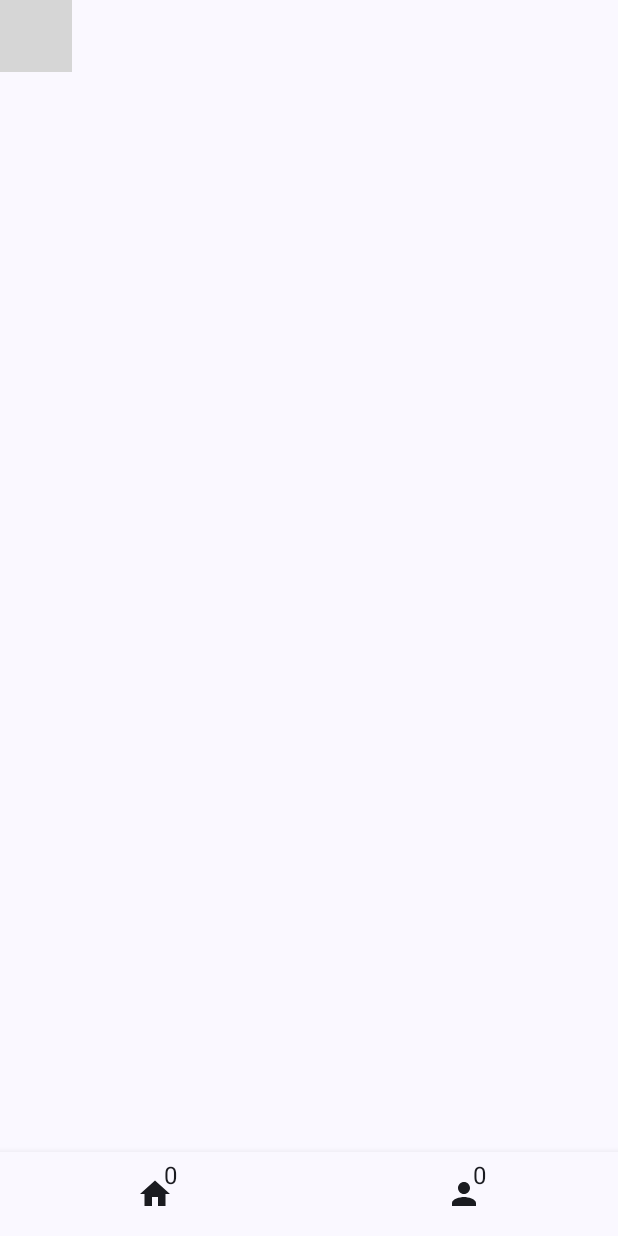
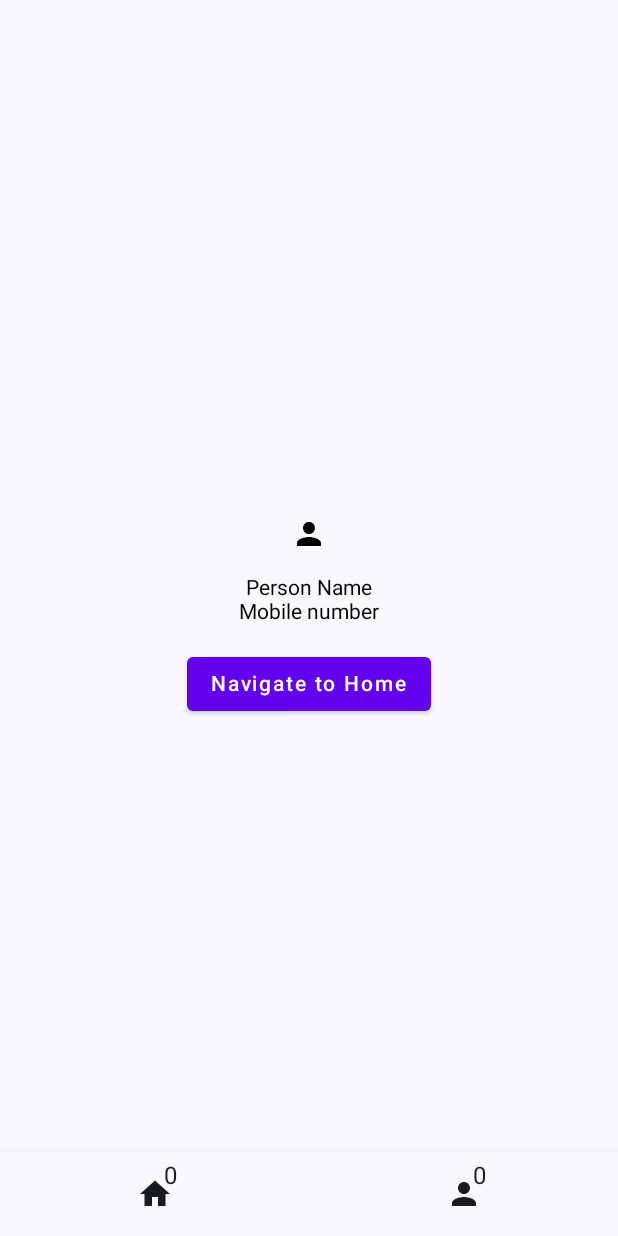
Before and after one commit to aliahmedbd/jetpack-compose-testing-template, an Android app built with Jetpack Compose: the screen it shows after launch (MainActivity), item 2 of the bottom bar chosen, on a phone screen of 412 x 824 dp. Run offline under Robolectric (Android 15) with nearby library versions, the phone set to English and light mode, and no system bars; grey boxes are pictures that could not be loaded.

Commit message:
nav controller error resolved

```diff
--- a/app/src/main/java/org/androix/composetesting/navigation/AppNavigation.kt
+++ b/app/src/main/java/org/androix/composetesting/navigation/AppNavigation.kt
@@ -17,10 +17,10 @@ object AppNavigation {
             startDestination = ScreenRoute.HomeScreen.screenName
         ) {
             composable(ScreenRoute.HomeScreen.screenName) {
-                MainScreen()
+                MainScreen(navController)
             }
             composable(ScreenRoute.ProfileScreen.screenName) {
-                ProfileScreen()
+                ProfileScreen(navController)
             }
         }
     }
--- a/app/src/main/java/org/androix/composetesting/screens/MainScreen.kt
+++ b/app/src/main/java/org/androix/composetesting/screens/MainScreen.kt
@@ -13,6 +13,7 @@ import androidx.compose.ui.tooling.preview.Preview
 import androidx.navigation.NavController
 import androidx.navigation.compose.rememberNavController
 import org.androix.composetesting.R
+import org.androix.composetesting.navigation.Screen
 import org.androix.composetesting.ui.theme.JetpackComposeTestingTheme
 
 object MainScreen {
@@ -20,19 +21,23 @@ object MainScreen {
     operator fun invoke(
         navController: NavController
     ) {
-        Column(modifier = Modifier.fillMaxSize(),
+        Column(
+            modifier = Modifier.fillMaxSize(),
             verticalArrangement = Arrangement.Center,
-            horizontalAlignment = Alignment.CenterHorizontally) {
+            horizontalAlignment = Alignment.CenterHorizontally
+        ) {
 
-            Button(onClick = {  }) {
+            Button(onClick = { }) {
                 Text(text = stringResource(id = R.string.success))
             }
 
-            Button(onClick = {  }) {
+            Button(onClick = { }) {
                 Text(text = stringResource(id = R.string.error))
             }
 
-            Button(onClick = {  }) {
+            Button(onClick = {
+                navController.navigate(Screen.PROFILE.name)
+            }) {
                 Text(text = stringResource(id = R.string.navigate_profile))
             }
         }
--- a/app/src/main/java/org/androix/composetesting/screens/ProfileScreen.kt
+++ b/app/src/main/java/org/androix/composetesting/screens/ProfileScreen.kt
@@ -33,6 +33,7 @@ object ProfileScreen {
             Spacer(modifier = Modifier.height(16.dp))
             Text(text = "Person Name")
             Text(text = "Mobile number")
+            Spacer(modifier = Modifier.height(16.dp))
             Button(onClick = { navController.navigate(Screen.HOME.name) }) {
                 Text(text = "Navigate to Home")
             }
```
